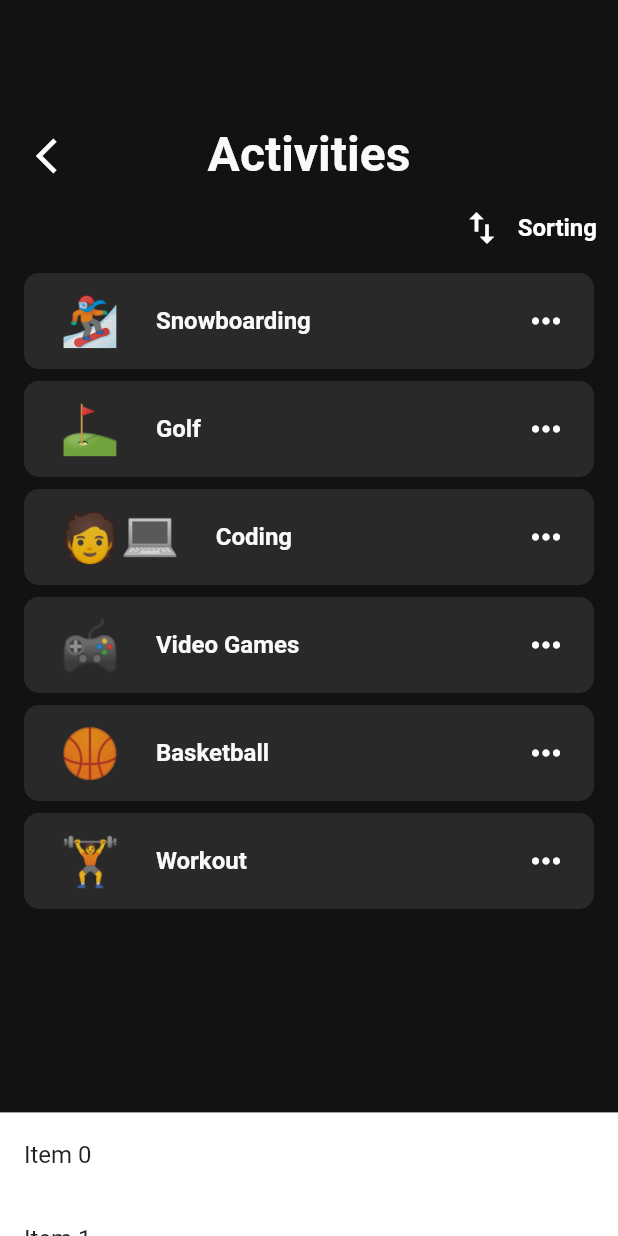
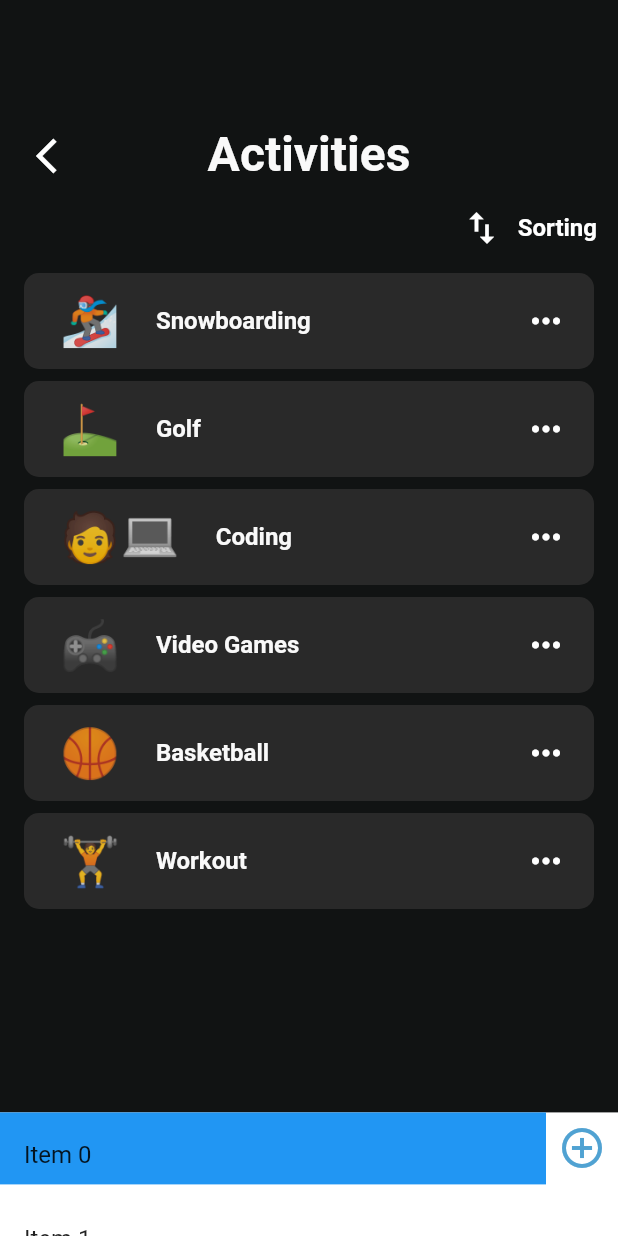
Before and after one commit to jacehalvorson/name_tbd, a Flutter app: the ActivitiesPage screen opened directly, on a phone screen of 412 x 824 dp. Run offline on Flutter 3.47's test engine with Material 2 defaults, Android fonts, the phone set to English and light mode, and no system bars; generated files the repository leaves out were written again; Roboto replaces fonts that are missing (Montserrat).

Commit message:
checkpoint incase I break everything

```diff
--- a/lib/src/sample_feature/draggable_sheet.dart
+++ b/lib/src/sample_feature/draggable_sheet.dart
@@ -1,5 +1,6 @@
 import 'package:flutter/material.dart';
 import 'package:refresh/src/theme.dart';
+import 'searchbar.dart';
 
 class DraggableSheet extends StatefulWidget {
   const DraggableSheet({Key? key});
@@ -9,6 +10,20 @@ class DraggableSheet extends StatefulWidget {
 }
 
 class _DraggableSheetState extends State<DraggableSheet> {
+  final DraggableScrollableController _scrollableController =
+      DraggableScrollableController();
+
+  final double openSize = 0.8;
+  final double closeSize = 0.1;
+
+  void _openSheet() {
+    _scrollableController.animateTo(
+      openSize,
+      duration: const Duration(milliseconds: 300),
+      curve: Curves.easeInOut,
+    );
+  }
+
   final List<String> emojis = ["🏂", "⛳️", "🧑‍💻", "🎮", "🏀", "🏋️"];
   final List<String> names = [
     "Snowboarding",
@@ -22,14 +37,39 @@ class _DraggableSheetState extends State<DraggableSheet> {
   @override
   Widget build(BuildContext context) {
     return DraggableScrollableSheet(
-      initialChildSize:
-          0.1, // Initial size when collapsed (10% of the screen height)
-      minChildSize: 0.1, // Minimum size when collapsed
-      maxChildSize: 0.8, // Maximum size when fully expanded
+      controller: _scrollableController, // Pass the controller
+      initialChildSize: closeSize,
+      minChildSize: closeSize,
+      maxChildSize: openSize,
       snap: true,
       builder: (BuildContext context, ScrollController scrollController) {
-        return Container(
+        return Expanded(
+              child: Container(
                 color: Colors.white,
+                child: Stack(
+                  children: [
+                    Row(
+                      children: [
+                        Expanded(
+                          child: Container(
+                            height: 48.0, // Fixed height
+                            color: Colors.blue, // Background color
+                            // Other properties and widgets you want in the container
+                          ),
+                        ),
+                        IconButton(
+                          icon: Icon(
+                            Icons.add_circle_outline,
+                            size: 32,
+                            color: ThemeColor.primary,
+                          ),
+                          onPressed: () {
+                            _openSheet();
+                          },
+                        ),
+                      ],
+                    ),
+                    Expanded(
                       child: ListView.builder(
                         controller: scrollController,
                         itemCount: 100,
@@ -39,6 +79,11 @@ class _DraggableSheetState extends State<DraggableSheet> {
                           );
                         },
                       ),
+                    ),
+                  ],
+                ),
+              ),
+
         );
       },
     );
```
Also changed, not shown: lib/src/sample_feature/searchbar.dart (added, +31 -0 lines). Lines whose indentation alone changed are shown as unchanged.
